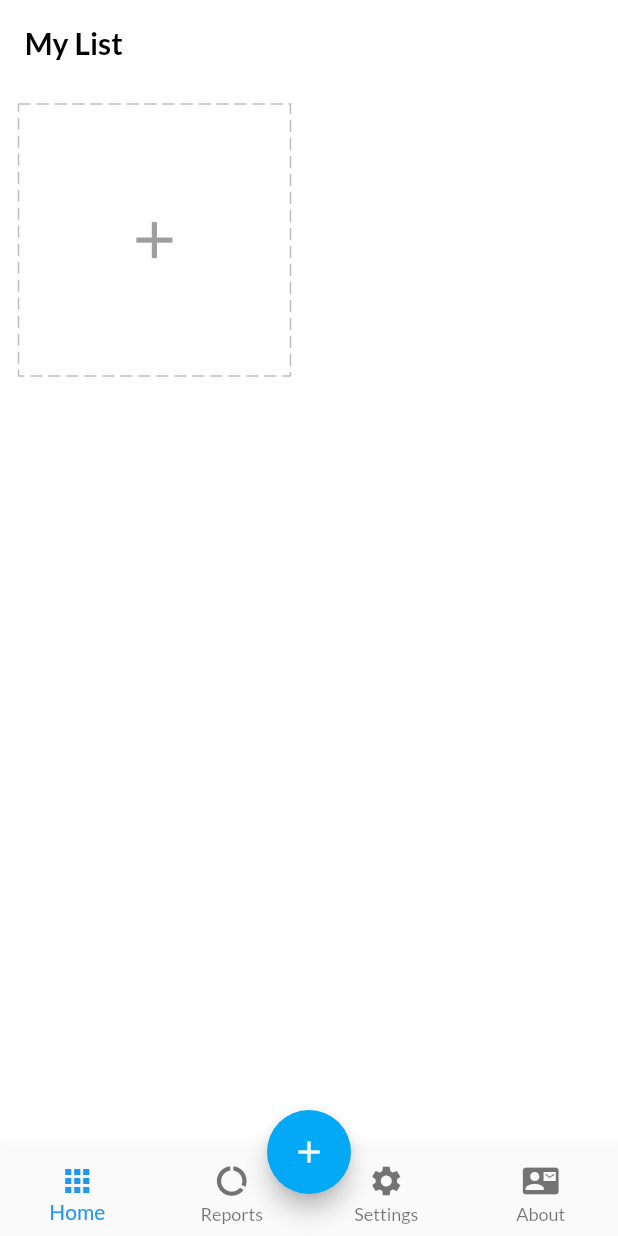
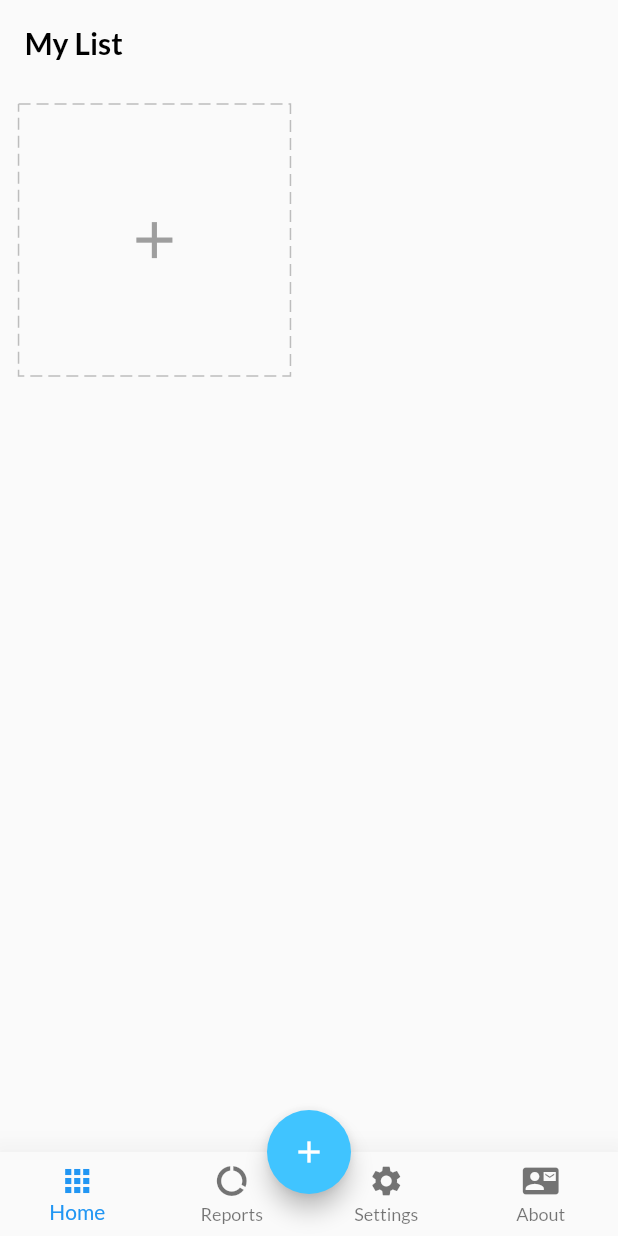
Before and after one commit to avrpic8/Flutter-ToDo, a Flutter app: the screen it shows after launch, on a phone screen of 412 x 824 dp. Run offline on Flutter 3.47's test engine with Material 2 defaults, Android fonts, the phone set to English and light mode, and no system bars; drawn by our look-alikes of dotted_border; our stand-ins replace equatable, flutter_easyloading, get, get_storage, google_fonts, step_progress_indicator.

Commit message:
working on theme

```diff
--- a/lib/app/core/values/app_theme.dart
+++ b/lib/app/core/values/app_theme.dart
@@ -9,10 +9,13 @@ class MyAppTheme {
   final Color surfaceColor;
   final Color backGroundColor;
   final Color appBarColor;
+  final Color bottomBarColor;
   final Brightness brightness;
   final shadow;
   final cardColor;
   final settingCaptionColor;
+  final accentColor;
+
 
   MyAppTheme.dark()
       : primaryTextColor = Colors.white60,
@@ -21,6 +24,8 @@ class MyAppTheme {
         surfaceColor = Color(0x0dffffff),
         backGroundColor = Color.fromARGB(255, 30, 30, 30),
         appBarColor = Colors.black,
+        accentColor = Color.fromARGB(255, 30, 30, 30),
+        bottomBarColor = Color.fromARGB(255, 30, 30, 30),
         brightness = Brightness.dark,
         shadow = Color(0x0dffffff),
         cardColor = Color(0x0dffffff),
@@ -35,6 +40,8 @@ class MyAppTheme {
         surfaceColor = Color(0x0d000000),
         backGroundColor = Colors.white,
         appBarColor = Color.fromARGB(255, 235, 235, 235),
+        accentColor =  Colors.white30,
+        bottomBarColor = Colors.lightBlue,
         brightness = Brightness.light,
         shadow = Color(0x0d000000),
         cardColor = Colors.white30,
--- /dev/null
+++ b/lib/app/core/values/app_theme2.dart
@@ -0,0 +1,113 @@
+import 'package:flutter/material.dart';
+import 'package:google_fonts/google_fonts.dart';
+
+import 'colors.dart';
+
+class MyAppTheme {
+  static const String FA_PRIMARY_FONT = "Iransanse";
+
+
+  final Color primaryTextColor;
+  final Color secondryTextColor;
+  final Color subtitleTextColor;
+
+  MyAppTheme.dark():
+      primaryTextColor = primaryTextColorDark,
+      secondryTextColor = secondryTextColorDark,
+      subtitleTextColor = subTitleTextColorDark;
+
+  MyAppTheme.light():
+        primaryTextColor = primaryTextColorLight,
+        secondryTextColor = secondryTextColorLight,
+        subtitleTextColor = subTitleTextColorLight;
+
+  ThemeData getDarkTheme(String languageCode) {
+    final ThemeData base = ThemeData.dark();
+
+    return base.copyWith(
+      colorScheme: base.colorScheme.copyWith(
+          secondary: Colors.orangeAccent,
+          onSecondary: Colors.white,
+          background: Colors.black12,
+          surface: Colors.black45
+      ),
+      textTheme: languageCode == 'en' ? enPrimaryFont : faPrimaryFont,
+      inputDecorationTheme: InputDecorationTheme(
+        border: OutlineInputBorder(
+          borderRadius: BorderRadius.circular(8),
+          borderSide: BorderSide.none,
+        ),
+        filled: true,
+      ),
+      elevatedButtonTheme: ElevatedButtonThemeData(
+        style: ButtonStyle(
+            backgroundColor: MaterialStateProperty.all(Colors.pink.shade300)),
+      ),
+    );
+  }
+
+  ThemeData getLightTheme(String languageCode) {
+    final ThemeData base = ThemeData.light();
+
+    return base.copyWith(
+      colorScheme: base.colorScheme.copyWith(
+        primary: Colors.blue,
+        secondary: Colors.lightBlueAccent,
+        onSecondary: Colors.white,
+        background: Colors.white,
+        surface: Colors.white
+      ),
+      textTheme: languageCode == 'en' ? enPrimaryFont : faPrimaryFont,
+      inputDecorationTheme: InputDecorationTheme(
+        border: OutlineInputBorder(
+          borderRadius: BorderRadius.circular(8),
+          borderSide: BorderSide.none,
+        ),
+        filled: true,
+      ),
+      elevatedButtonTheme: ElevatedButtonThemeData(
+        style: ButtonStyle(
+            backgroundColor: MaterialStateProperty.all(Colors.pink.shade300)),
+      ),
+    );
+  }
+
+  TextTheme get enPrimaryFont => GoogleFonts.latoTextTheme(
+    TextTheme(
+        bodyText2: TextStyle(fontSize: 15, color: primaryTextColor),
+        bodyText1: TextStyle(fontSize: 13, color: secondryTextColor),
+        headline6:
+        TextStyle(fontSize: 20, fontWeight: FontWeight.bold, color: primaryTextColor),
+        subtitle1: TextStyle(
+          fontSize: 16,
+          fontWeight: FontWeight.bold,
+          color: subtitleTextColor,
+        ),
+        caption: TextStyle(color: secondryTextColor)
+    ),
+  );
+
+  TextTheme get faPrimaryFont => TextTheme(
+    bodyText2: TextStyle(
+        fontSize: 15, color: primaryTextColor, fontFamily: FA_PRIMARY_FONT),
+    bodyText1: TextStyle(
+        fontSize: 12,
+        color: secondryTextColor,
+        fontFamily: FA_PRIMARY_FONT),
+    caption: TextStyle(
+      fontSize: 12,
+      fontFamily: FA_PRIMARY_FONT,
+      color: secondryTextColor
+    ),
+    headline6: TextStyle(
+        fontSize: 20,
+        fontWeight: FontWeight.w400,
+        color: primaryTextColor,
+        fontFamily: FA_PRIMARY_FONT),
+    subtitle1: TextStyle(
+        fontSize: 14,
+        fontWeight: FontWeight.bold,
+        color: subtitleTextColor,
+        fontFamily: FA_PRIMARY_FONT),
+  );
+}
--- a/lib/app/core/values/colors.dart
+++ b/lib/app/core/values/colors.dart
@@ -1,5 +1,6 @@
 
 import 'package:flutter/cupertino.dart';
+import 'package:flutter/material.dart';
 
 const purple = Color(0xff756bfc);
 const pink = Color(0xfff1a39a);
@@ -8,3 +9,11 @@ const green = Color(0xff41cf9f);
 const yellow = Color(0xffeec38e);
 const lightBlue = Color(0xff42a5f5);
 const blue = Color(0xff2b60e6);
+
+final Color primaryTextColorDark = Colors.white70;
+const Color secondryTextColorDark = Colors.white24;
+const Color subTitleTextColorDark = Colors.orangeAccent;
+
+const Color primaryTextColorLight = Colors.black;
+const Color secondryTextColorLight = Color(0xf0242424);
+const Color subTitleTextColorLight = Colors.blue;
--- a/lib/app/module/home/home_view.dart
+++ b/lib/app/module/home/home_view.dart
@@ -33,7 +33,7 @@ class HomePage extends GetView<HomeController> {
           () => IndexedStack(
             index: controller.tabIndex.value,
             children: [
-              _navigate(key: _homeKey, index: homeIndex, screen: SafeArea(
+              _navigate(index: homeIndex, screen: SafeArea(
                 child: ListView(
                   children: [
                     Padding(
@@ -81,7 +81,7 @@ class HomePage extends GetView<HomeController> {
           builder: (_, __, ___) {
             return Obx(
               () => FloatingActionButton(
-                backgroundColor: controller.deleting.value ? Colors.red : theme.primaryColor,
+                backgroundColor: controller.deleting.value ? Colors.red : theme.colorScheme.secondary,
                 onPressed: () {
                   if (controller.tasks.isNotEmpty) {
                     Get.to(() => AddDialog(), transition: Transition.downToUp);
@@ -105,6 +105,7 @@ class HomePage extends GetView<HomeController> {
           data: theme.copyWith(
             //splashColor: Colors.transparent,
             //highlightColor: Colors.transparent,
+
           ),
           child: Obx(
             () => BottomNavigationBar(
@@ -139,8 +140,8 @@ class HomePage extends GetView<HomeController> {
     );
   }
 
-  Widget _navigate({required GlobalKey key, required int index, required Widget screen}){
-    return key.currentState == null && controller.tabIndex.value!=index ? Container() : Navigator(
+  Widget _navigate({GlobalKey? key, required int index, required Widget screen}){
+    return key?.currentState == null && controller.tabIndex.value!=index ? Container() : Navigator(
       key: key,
       onGenerateRoute: (settings) => MaterialPageRoute(
         builder: (context) => Offstage(offstage: controller.tabIndex.value != index, child: screen,)
--- a/lib/app/module/home/widgets/add_card.dart
+++ b/lib/app/module/home/widgets/add_card.dart
@@ -15,7 +15,8 @@ class AddCard extends StatelessWidget {
 
   @override
   Widget build(BuildContext context) {
-    final theme = Theme.of(context).textTheme;
+    final txtTheme = Theme.of(context).textTheme;
+    final theme = Theme.of(context);
     final icons = getIcons();
     var squaeWidth = Get.width - 12.0.wp;
     return Container(
@@ -28,7 +29,7 @@ class AddCard extends StatelessWidget {
             titlePadding: EdgeInsets.symmetric(vertical: 5.0.wp),
             radius: 5,
             title: 'task_type'.tr,
-            titleStyle: theme.headline6,
+            titleStyle: txtTheme.headline6,
             content: Form(
               key: homeCtr.formKey,
               child: Column(
@@ -77,7 +78,7 @@ class AddCard extends StatelessWidget {
                   ),
                   ElevatedButton(
                     style: ElevatedButton.styleFrom(
-                        primary: blue,
+                        primary: theme.colorScheme.secondary,
                         shape: RoundedRectangleBorder(
                             borderRadius: BorderRadius.circular(20)),
                         minimumSize: const Size(150, 40)),
@@ -99,7 +100,7 @@ class AddCard extends StatelessWidget {
                             : EasyLoading.showError('duplicated'.tr);
                       }
                     },
-                    child: Text('confirm'.tr, style: theme.bodyText2?.copyWith(color: Colors.white),),
+                    child: Text('confirm'.tr, style: txtTheme.bodyText2?.copyWith(color: Colors.white),),
                   ),
                 ],
               ),
--- a/lib/main.dart
+++ b/lib/main.dart
@@ -3,7 +3,7 @@ import 'package:flutter_easyloading/flutter_easyloading.dart';
 import 'package:get/get.dart';
 import 'package:get_storage/get_storage.dart';
 import 'package:to_do/app/core/util/messages.dart';
-import 'package:to_do/app/core/values/app_theme.dart';
+import 'package:to_do/app/core/values/app_theme2.dart';
 import 'package:to_do/app/data/providers/task/settings_provider.dart';
 import 'package:to_do/app/data/services/storage/services.dart';
 import 'package:to_do/app/module/home/home_binding.dart';
@@ -49,8 +49,8 @@ class MyApp extends StatelessWidget {
         ),
       ],
       theme: setCtr.settings.isDark
-          ? MyAppTheme.dark().getTheme(setCtr.settings.lan)
-          : MyAppTheme.light().getTheme(setCtr.settings.lan),
+          ? MyAppTheme.dark().getDarkTheme(setCtr.settings.lan)
+          : MyAppTheme.light().getLightTheme(setCtr.settings.lan),
       builder: EasyLoading.init(),
     );
   }
```
Also changed, not shown: lib/app/module/home/widgets/task_card.dart (+7 -6 lines), lib/app/module/settings/settings_controller.dart (+17 -7 lines). Lines whose indentation alone changed are shown as unchanged.
